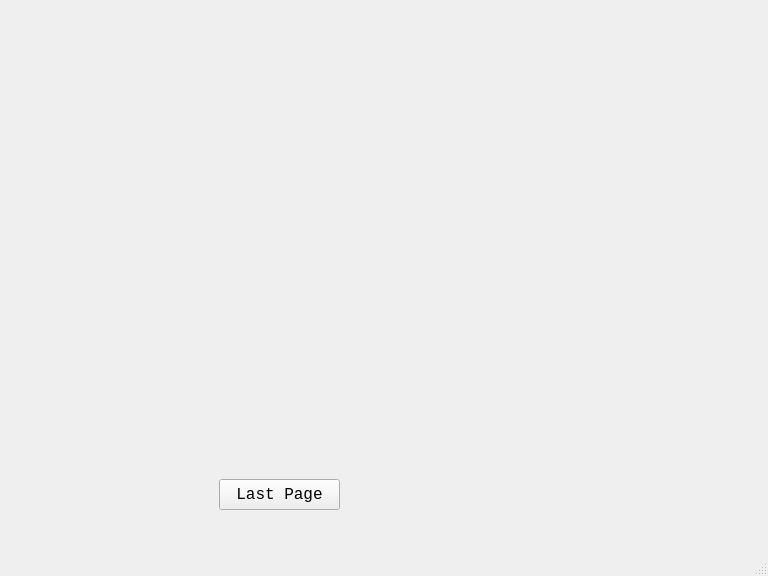
This is mainwindow.ui in blakefuller/ResortReservation as Qt 5 draws it before an edit. The edited form follows.
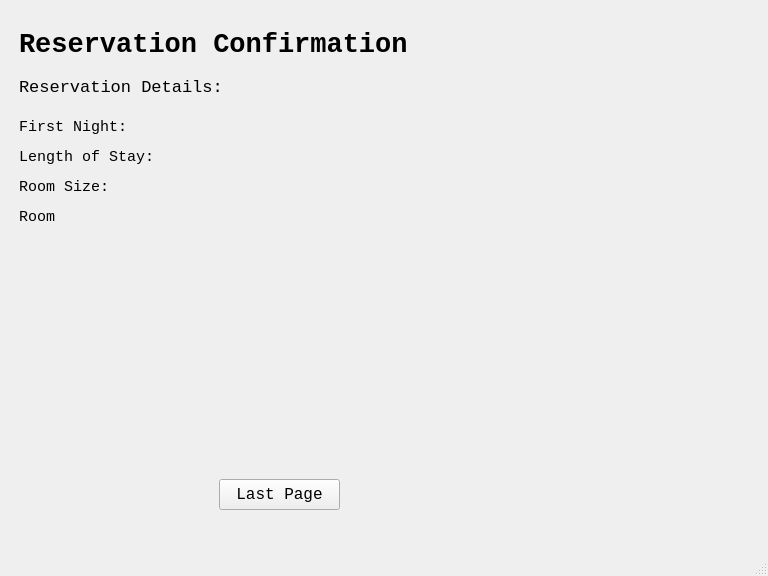
This is the edited form.

Commit message: Added 3rd page

Patch:
```diff
--- a/mainwindow.ui
+++ b/mainwindow.ui
@@ -875,6 +875,122 @@
          <string>Last Page</string>
         </property>
        </widget>
+       <widget class="QLabel" name="label_38">
+        <property name="geometry">
+         <rect>
+          <x>10</x>
+          <y>20</y>
+          <width>431</width>
+          <height>31</height>
+         </rect>
+        </property>
+        <property name="font">
+         <font>
+          <family>Lucida Console</family>
+          <pointsize>20</pointsize>
+          <weight>75</weight>
+          <bold>true</bold>
+         </font>
+        </property>
+        <property name="text">
+         <string>Reservation Confirmation</string>
+        </property>
+       </widget>
+       <widget class="QLabel" name="label_39">
+        <property name="geometry">
+         <rect>
+          <x>10</x>
+          <y>70</y>
+          <width>241</width>
+          <height>16</height>
+         </rect>
+        </property>
+        <property name="font">
+         <font>
+          <family>Lucida Console</family>
+          <pointsize>13</pointsize>
+         </font>
+        </property>
+        <property name="text">
+         <string>Reservation Details:</string>
+        </property>
+       </widget>
+       <widget class="QLabel" name="label_40">
+        <property name="geometry">
+         <rect>
+          <x>10</x>
+          <y>110</y>
+          <width>241</width>
+          <height>16</height>
+         </rect>
+        </property>
+        <property name="font">
+         <font>
+          <family>Lucida Console</family>
+          <pointsize>11</pointsize>
+         </font>
+        </property>
+        <property name="text">
+         <string>First Night:</string>
+        </property>
+       </widget>
+       <widget class="QLabel" name="label_41">
+        <property name="geometry">
+         <rect>
+          <x>10</x>
+          <y>140</y>
+          <width>241</width>
+          <height>16</height>
+         </rect>
+        </property>
+        <property name="font">
+         <font>
+          <family>Lucida Console</family>
+          <pointsize>11</pointsize>
+         </font>
+        </property>
+        <property name="text">
+         <string>Length of Stay:</string>
+        </property>
+       </widget>
+       <widget class="QLabel" name="label_42">
+        <property name="geometry">
+         <rect>
+          <x>10</x>
+          <y>170</y>
+          <width>241</width>
+          <height>16</height>
+         </rect>
+        </property>
+        <property name="font">
+         <font>
+          <family>Lucida Console</family>
+          <pointsize>11</pointsize>
+         </font>
+        </property>
+        <property name="text">
+         <string>Room Size:</string>
+        </property>
+       </widget>
+       <widget class="QLabel" name="label_43">
+        <property name="geometry">
+         <rect>
+          <x>10</x>
+          <y>200</y>
+          <width>241</width>
+          <height>16</height>
+         </rect>
+        </property>
+        <property name="font">
+         <font>
+          <family>Lucida Console</family>
+          <pointsize>11</pointsize>
+         </font>
+        </property>
+        <property name="text">
+         <string>Room </string>
+        </property>
+       </widget>
       </widget>
      </widget>
     </item>
```
Left out of the diff: 65 changed lines with no effect on the pictures.
